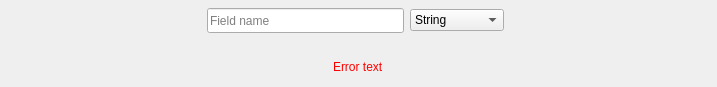
This is ui/add_document_item.ui in fbjorn/stora as Qt 5 draws it before an edit. The edited form follows.
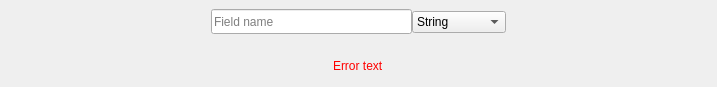
This is the edited form. Custom widgets are drawn as their Qt base class.

Commit message: Add debugging util to draw borders

Patch:
```diff
--- a/ui/add_document_item.ui
+++ b/ui/add_document_item.ui
@@ -36,7 +36,7 @@
   </property>
   <layout class="QVBoxLayout" name="verticalLayout">
    <property name="spacing">
-    <number>-1</number>
+    <number>0</number>
    </property>
    <property name="sizeConstraint">
     <enum>QLayout::SetMinimumSize</enum>
```
The commit also changes 1 other file.
